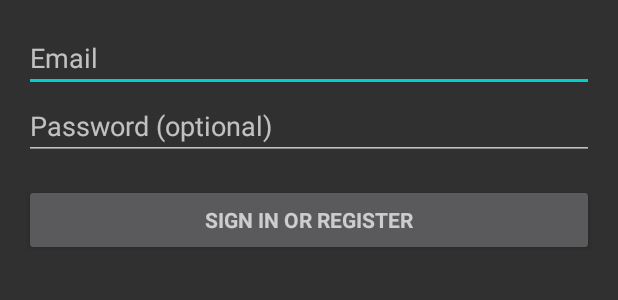
After one commit to smoenssen/MyGroceryList, an Android app: the layout activity_login.xml on its own in the app's theme, with its tools: preview values and no code run, on a phone screen of 412 x 824 dp. The commit adds this screen. Shown: the top 300 px of the screen. Run offline under Robolectric (Android 15) with nearby library versions, the phone set to English and light mode, and no system bars.

Commit message:
added include checkbox setting. adding cloud support in progress.

```diff
--- a/app/src/main/java/com/smoftware/mygrocerylist/DbConnection.java
+++ b/app/src/main/java/com/smoftware/mygrocerylist/DbConnection.java
@@ -16,9 +16,12 @@ public class DbConnection {
     private SQLiteOpenHelper openHelper;
     private SQLiteDatabase database;
     private static DbConnection instance;
+    final public static String TRUE = "TRUE";
+    final public static String FALSE = "FALSE";
     final public static String email = "email";
     final public static String fontsize = "fontsize";
     final public static String numcols = "numcols";
+    final public static String include_checkboxes = "include_checkboxes";
 
     /**
      * Private constructor to avoid object creation from outside classes.
--- /dev/null
+++ b/app/src/main/res/layout/activity_login.xml
@@ -0,0 +1,65 @@
+<LinearLayout xmlns:android="http://schemas.android.com/apk/res/android"
+    xmlns:tools="http://schemas.android.com/tools"
+    android:layout_width="match_parent"
+    android:layout_height="match_parent"
+    android:gravity="center_horizontal"
+    android:orientation="vertical"
+    android:paddingBottom="@dimen/activity_vertical_margin"
+    android:paddingLeft="@dimen/activity_horizontal_margin"
+    android:paddingRight="@dimen/activity_horizontal_margin"
+    android:paddingTop="@dimen/activity_vertical_margin"
+    tools:context="com.smoftware.mygrocerylist.LoginActivity">
+
+    <!-- Login progress -->
+    <ProgressBar
+        android:id="@+id/login_progress"
+        style="?android:attr/progressBarStyleLarge"
+        android:layout_width="wrap_content"
+        android:layout_height="wrap_content"
+        android:layout_marginBottom="8dp"
+        android:visibility="gone" />
+
+    <ScrollView
+        android:id="@+id/login_form"
+        android:layout_width="match_parent"
+        android:layout_height="match_parent">
+
+        <LinearLayout
+            android:id="@+id/email_login_form"
+            android:layout_width="match_parent"
+            android:layout_height="wrap_content"
+            android:orientation="vertical">
+
+            <AutoCompleteTextView
+                android:id="@+id/email"
+                android:layout_width="match_parent"
+                android:layout_height="wrap_content"
+                android:hint="@string/prompt_email"
+                android:inputType="textEmailAddress"
+                android:maxLines="1"
+                android:singleLine="true" />
+
+            <EditText
+                android:id="@+id/password"
+                android:layout_width="match_parent"
+                android:layout_height="wrap_content"
+                android:hint="@string/prompt_password"
+                android:imeActionId="@+id/login"
+                android:imeActionLabel="@string/action_sign_in_short"
+                android:imeOptions="actionUnspecified"
+                android:inputType="textPassword"
+                android:maxLines="1"
+                android:singleLine="true" />
+
+            <Button
+                android:id="@+id/email_sign_in_button"
+                style="?android:textAppearanceSmall"
+                android:layout_width="match_parent"
+                android:layout_height="wrap_content"
+                android:layout_marginTop="16dp"
+                android:text="@string/action_sign_in"
+                android:textStyle="bold" />
+
+        </LinearLayout>
+    </ScrollView>
+</LinearLayout>
--- a/app/src/main/res/values/strings.xml
+++ b/app/src/main/res/values/strings.xml
@@ -28,4 +28,20 @@
         <item>2</item>
         <item>3</item>
     </string-array>
+
+    <string name="include_checkboxes_prompt">Include checkboxes on printed list</string>
+    <string name="title_activity_login">Sign in</string>
+
+    <!-- Strings related to login -->
+    <string name="prompt_email">Email</string>
+    <string name="prompt_password">Password (optional)</string>
+    <string name="action_sign_in">Sign in or register</string>
+    <string name="action_sign_in_short">Sign in</string>
+    <string name="error_invalid_email">This email address is invalid</string>
+    <string name="error_invalid_password">This password is too short</string>
+    <string name="error_incorrect_password">This password is incorrect</string>
+    <string name="error_field_required">This field is required</string>
+    <string name="permission_rationale">"Contacts permissions are needed for providing email
+        completions."
+    </string>
 </resources>
```
Also changed, not shown: app/src/main/AndroidManifest.xml (+10 -1 lines), app/src/main/java/com/smoftware/mygrocerylist/CloudActivity.java (added, +41 -0 lines), app/src/main/java/com/smoftware/mygrocerylist/GoShoppingAdapter.java (+17 -1 lines), app/src/main/java/com/smoftware/mygrocerylist/LoginActivity.java (added, +347 -0 lines), app/src/main/java/com/smoftware/mygrocerylist/MainActivity.java (+10 -0 lines), app/src/main/java/com/smoftware/mygrocerylist/SettingsActivity.java (+43 -0 lines), app/src/main/res/layout/activity_cloud.xml (added, +61 -0 lines), app/src/main/res/layout/activity_main.xml (+17 -0 lines), app/src/main/res/layout/settings.xml (+10 -0 lines).
